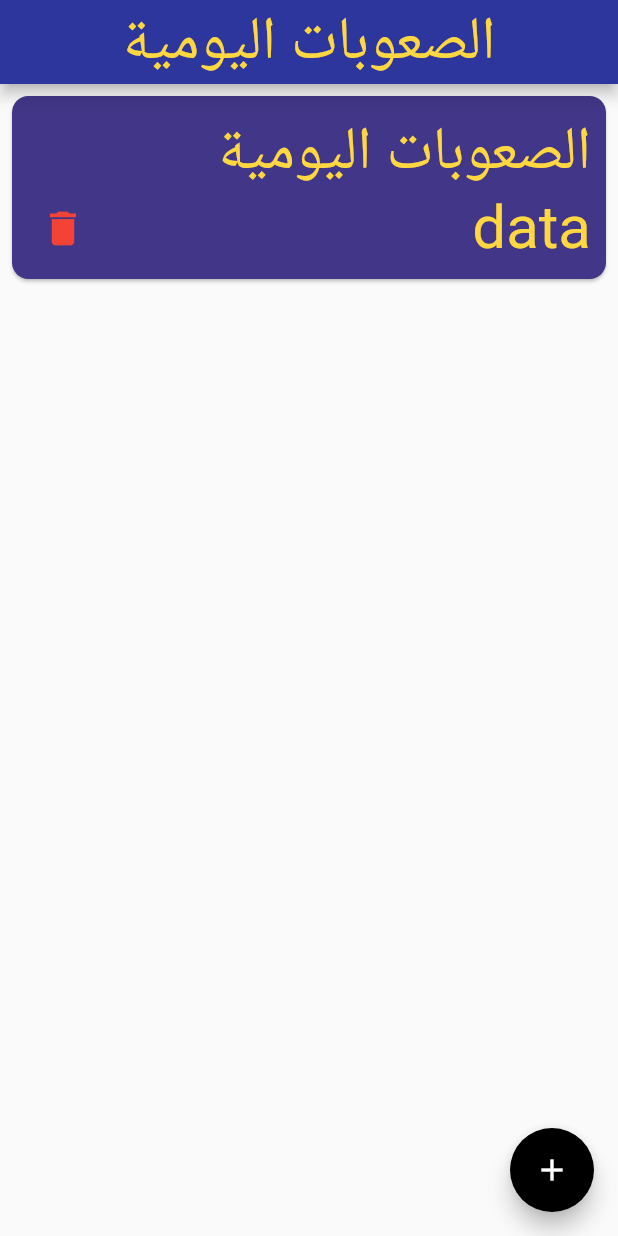
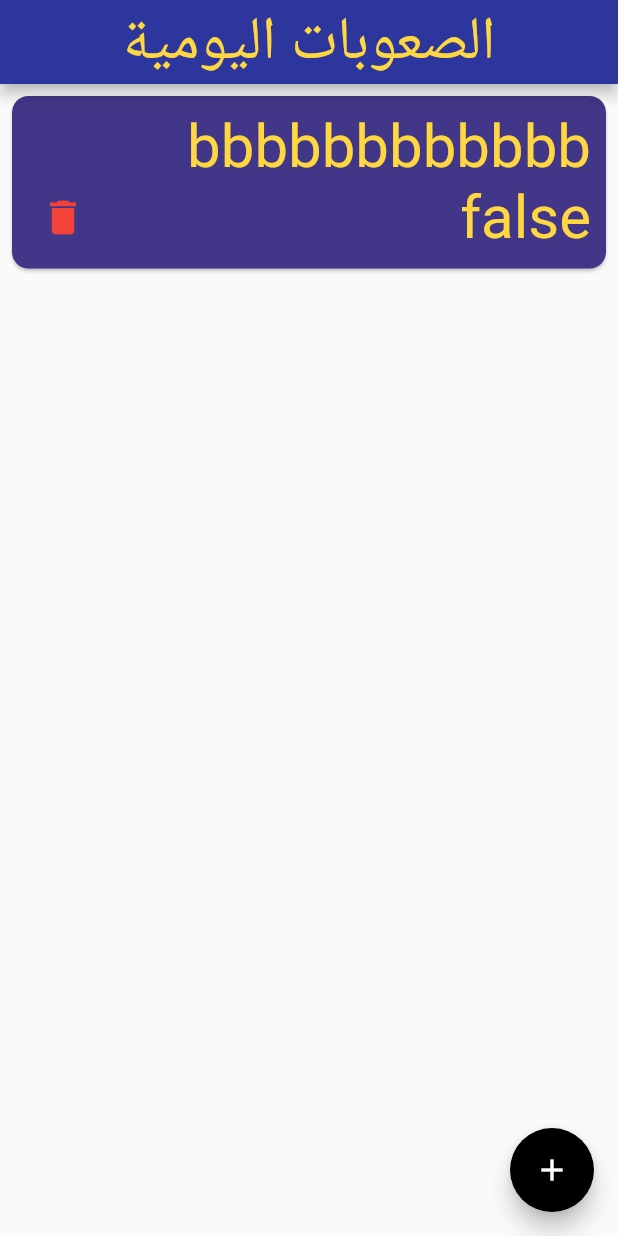
Before and after one commit to fahad3068088/flutter_application_--------, a Flutter app: the screen it shows after launch, after a tap on the "delete" icon, on a phone screen of 412 x 824 dp. Run offline on Flutter 3.47's test engine with Material 2 defaults, Android fonts, the phone set to English and light mode, and no system bars.

Commit message:
استدعاء الداله الجديده

```diff
--- /dev/null
+++ b/lib/fahad/ali.dart
@@ -0,0 +1,59 @@
+import 'package:flutter/material.dart';
+
+import '../main.dart';
+
+class dd extends StatelessWidget {
+
+  final Bb e;
+  final Function delet;
+  const dd({super.key, required this.delet, required this.e});
+  @override
+  Widget build(BuildContext context) {
+    return Card(
+      // ignore: sort_child_properties_last
+      child: Container(
+        padding: EdgeInsets.all(10),
+        child: Column(
+          crossAxisAlignment: CrossAxisAlignment.stretch,
+          children: [
+            // ignore: prefer_const_constructors
+            Text(
+              e.titl,
+              style: TextStyle(fontSize: 40, color: Colors.amberAccent),
+              textDirection: TextDirection.rtl,
+            ),
+            Row(
+              mainAxisAlignment: MainAxisAlignment.spaceBetween,
+              children: [
+                IconButton(
+                  onPressed: () {
+                    delet(e);
+                  },
+                  icon: Icon(Icons.delete),
+                  color: Colors.red,
+                  iconSize: 30,
+                ),
+                // ignore: prefer_const_constructors
+                SizedBox(width: 200),
+                Text(
+                  e.hh,
+                  // ignore: prefer_const_constructors
+                  style: TextStyle(
+                    fontSize: 40,
+                    color: Colors.amberAccent,
+                  ),
+                  textDirection: TextDirection.rtl,
+                ),
+              ],
+            ),
+          ],
+        ),
+      ),
+      shape: RoundedRectangleBorder(
+        borderRadius: BorderRadius.circular(11),
+      ),
+      color: Color.fromARGB(255, 65, 54, 135),
+      margin: EdgeInsets.all(8),
+    );
+  }
+}
--- a/lib/main.dart
+++ b/lib/main.dart
@@ -1,9 +1,10 @@
-// ignore_for_file: prefer_const_constructors, sort_child_properties_last
+// ignore_for_file: prefer_const_constructors
 
-import 'dart:developer';
-import 'dart:ui';
+import 'dart:math';
 
 import 'package:flutter/material.dart';
+
+import 'fahad/ali.dart';
 
 void main() {
   runApp(const MyApp());
@@ -19,10 +20,11 @@ class MyApp extends StatelessWidget {
     );
   }
 }
+
 class Bb {
   String titl;
-   String hh;
-  Bb({required this.hh,required this.titl});
+  String hh;
+  Bb({required this.hh, required this.titl});
 }
 
 class MyWidget extends StatefulWidget {
@@ -33,72 +35,40 @@ class MyWidget extends StatefulWidget {
 }
 
 class _MyWidgetState extends State<MyWidget> {
-List nn=[
-  Bb(titl:"aaaaaaaaa",hh:"false"),
-  Bb(titl:"aaaaaaaaa",hh:"false")
-];
+  List nn = [
+    Bb(titl: "aaaaaaaaa", hh: "false"),
+    Bb(titl: "bbbbbbbbbbbb", hh: "false")
+  ];
+  delet(e) {
+    setState(() {
+      nn.remove(e);
+    });
+  }
+  ali(){
+    setState(() {
+      nn.add(Bb(hh: "فهد", titl: "عسى ربي يوفقك"));
+    });
+  }
+
   @override
   Widget build(BuildContext context) {
     return Scaffold(
       floatingActionButton: FloatingActionButton(
-        onPressed: (() {}),
+        onPressed: (() {ali();}),
         backgroundColor: Colors.black,
         child: Icon(Icons.add),
       ),
       appBar: AppBar(
         backgroundColor: Color.fromARGB(255, 45, 54, 156),
+        // ignore: prefer_const_constructors
         title: Center(
             child: Text(
           "الصعوبات اليومية",
           style: TextStyle(fontSize: 40, color: Colors.amberAccent),
         )),
       ),
-      body: Column(
-        children: [
-          Card(
-            // ignore: sort_child_properties_last
-            child: Container(
-              padding: EdgeInsets.all(10),
-              child: Column(
-                crossAxisAlignment: CrossAxisAlignment.stretch,
-                children: [
-                  // ignore: prefer_const_constructors
-                  Text(
-                    "الصعوبات اليومية",
-                    style: TextStyle(fontSize: 40, color: Colors.amberAccent),
-                    textDirection: TextDirection.rtl,
-                  ),
-                  Row(
-                    mainAxisAlignment: MainAxisAlignment.spaceBetween,
-                    children: [
-                      IconButton(
-                        onPressed: () {},
-                        icon: Icon(Icons.delete),
-                        color: Colors.red,
-                        iconSize: 30,
-                      ),
-                      // ignore: prefer_const_constructors
-                      SizedBox(width: 200),
-                      Text(
-                        "data",
-                        style: TextStyle(
-                          fontSize: 40,
-                          color: Colors.amberAccent,
-                        ),
-                        textDirection: TextDirection.rtl,
-                      ),
-                    ],
-                  ),
-                ],
-              ),
-            ),
-            shape: RoundedRectangleBorder(
-              borderRadius: BorderRadius.circular(11),
-            ),
-            color: Color.fromARGB(255, 65, 54, 135),
-            margin: EdgeInsets.all(8),
-          ),
-        ],
+      body: SingleChildScrollView(
+        child: Column(children: nn.map((e) => dd(delet: delet, e: e)).toList()),
       ),
     );
   }
```
Also changed, not shown: 1 other file.
